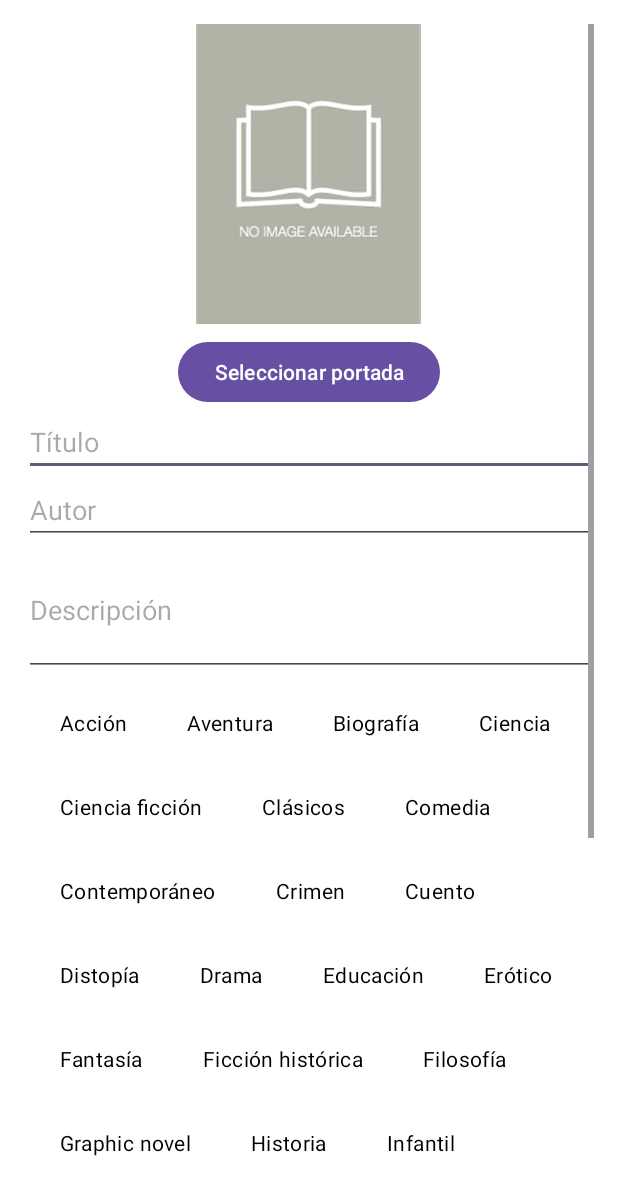
After one commit to sandra-glez/Bookhub, an Android app: the AddBookActivity screen opened directly, with no data from a screen before it, on a phone screen of 412 x 824 dp. The commit adds this screen. Shown: the top 1195 px of the screen. Run offline under Robolectric (Android 15) with nearby library versions, the phone set to English and light mode, and no system bars; our stand-ins replace Firebase (no records; nobody signed in at launch, a user with empty details on screens opened directly).

Commit message:
función de añadir libros

```diff
--- a/app/build.gradle.kts
+++ b/app/build.gradle.kts
@@ -50,7 +50,7 @@ dependencies {
     implementation(platform("com.google.firebase:firebase-bom:33.7.0"))
     implementation("com.google.firebase:firebase-analytics")
     implementation("com.google.firebase:firebase-auth")
-    implementation ("com.google.android.material:material:1.9.0")
+    implementation ("com.google.android.material:material:1.12.0")
     implementation ("com.google.firebase:firebase-auth:21.0.1")
     implementation ("com.google.firebase:firebase-firestore:24.9.1")
     implementation ("com.google.android.gms:play-services-auth:20.5.0")
--- a/app/src/main/AndroidManifest.xml
+++ b/app/src/main/AndroidManifest.xml
@@ -1,6 +1,7 @@
 <?xml version="1.0" encoding="utf-8"?>
 <manifest xmlns:android="http://schemas.android.com/apk/res/android"
     xmlns:tools="http://schemas.android.com/tools">
+    <uses-permission android:name="android.permission.READ_EXTERNAL_STORAGE"/>
 
     <application
         android:allowBackup="true"
@@ -12,6 +13,9 @@
         android:supportsRtl="true"
         android:theme="@style/Theme.Material3.Light.NoActionBar"
         tools:targetApi="31">
+        <activity
+            android:name=".AddBookActivity"
+            android:exported="false" />
         <activity
             android:name=".MessagesActivity"
             android:exported="false" />
--- /dev/null
+++ b/app/src/main/java/com/sandraygonzalo/bookhub/AddBookActivity.java
@@ -0,0 +1,191 @@
+package com.sandraygonzalo.bookhub;
+
+import android.content.Intent;
+import android.net.Uri;
+import android.os.Bundle;
+import android.view.LayoutInflater;
+import android.widget.Button;
+import android.widget.EditText;
+import android.widget.ImageView;
+import android.widget.Toast;
+
+import androidx.activity.EdgeToEdge;
+import androidx.appcompat.app.AppCompatActivity;
+import androidx.core.graphics.Insets;
+import androidx.core.view.ViewCompat;
+import androidx.core.view.WindowInsetsCompat;
+
+import com.google.android.material.chip.Chip;
+import com.google.android.material.chip.ChipGroup;
+import com.google.firebase.auth.FirebaseAuth;
+import com.google.firebase.firestore.FieldValue;
+import com.google.firebase.firestore.FirebaseFirestore;
+import com.google.firebase.storage.FirebaseStorage;
+import com.google.firebase.storage.StorageReference;
+
+import java.util.ArrayList;
+import java.util.HashMap;
+import java.util.List;
+import java.util.Map;
+import java.util.UUID;
+
+public class AddBookActivity extends AppCompatActivity {
+
+    private static final int PICK_IMAGE_REQUEST = 1;
+
+    private ImageView bookCoverImage;
+    private Uri imageUri;
+
+    private FirebaseStorage storage;
+    private FirebaseFirestore db;
+    private FirebaseAuth auth;
+
+    private EditText titleEditText, authorEditText, descriptionEditText, conditionEditText;
+    private Button saveBookButton, selectImageButton;
+
+    private ChipGroup chipGroupGenres;
+    private List<String> selectedGenres = new ArrayList<>();
+
+    private String[] genres = {
+            "Acción", "Aventura", "Biografía", "Ciencia", "Ciencia ficción",
+            "Clásicos", "Comedia", "Contemporáneo", "Crimen", "Cuento",
+            "Distopía", "Drama", "Educación", "Erótico", "Fantasía",
+            "Ficción histórica", "Filosofía", "Graphic novel", "Historia", "Infantil",
+            "Juvenil", "Misterio", "Paranormal", "Poesía", "Realismo mágico",
+            "Romance", "Suspense", "Terror", "Thriller", "Otros"
+    };
+    private ChipGroup chipGroupCondition;
+    private String[] bookConditions = {
+            "Como nuevo", "Muy buen estado", "Buen estado", "Usado pero decente", "Tocado pero usable"
+    };
+    private String selectedCondition = "";
+
+
+    @Override
+    protected void onCreate(Bundle savedInstanceState) {
+        super.onCreate(savedInstanceState);
+        setContentView(R.layout.activity_add_book);
+
+        bookCoverImage = findViewById(R.id.bookCoverImage);
+        selectImageButton = findViewById(R.id.selectImageButton);
+        titleEditText = findViewById(R.id.titleEditText);
+        authorEditText = findViewById(R.id.authorEditText);
+        descriptionEditText = findViewById(R.id.descriptionEditText);
+        saveBookButton = findViewById(R.id.saveBookButton);
+        chipGroupGenres = findViewById(R.id.chipGroupGenres);
+        chipGroupCondition = findViewById(R.id.chipGroupCondition);
+        setupConditionChips();
+
+
+        storage = FirebaseStorage.getInstance();
+        db = FirebaseFirestore.getInstance();
+        auth = FirebaseAuth.getInstance();
+
+        setupGenreChips();
+
+        selectImageButton.setOnClickListener(v -> openFileChooser());
+
+        saveBookButton.setOnClickListener(v -> {
+            if (imageUri == null) {
+                Toast.makeText(this, "Selecciona una imagen de portada", Toast.LENGTH_SHORT).show();
+            } else if (selectedGenres.isEmpty()) {
+                Toast.makeText(this, "Selecciona al menos un género", Toast.LENGTH_SHORT).show();
+            } else {
+                uploadImageAndSaveBook();
+            }
+        });
+    }
+
+    private void setupConditionChips() {
+        LayoutInflater inflater = LayoutInflater.from(this);
+
+        for (String condition : bookConditions) {
+            Chip chip = (Chip) inflater.inflate(R.layout.item_chip_choice, chipGroupCondition, false);
+            chip.setText(condition);
+
+            chip.setOnCheckedChangeListener((compoundButton, isChecked) -> {
+                if (isChecked) {
+                    selectedCondition = condition;
+                }
+            });
+
+            chipGroupCondition.addView(chip);
+        }
+    }
+
+
+    private void setupGenreChips() {
+        LayoutInflater inflater = LayoutInflater.from(this);
+        for (String genre : genres) {
+            Chip chip = (Chip) inflater.inflate(R.layout.item_chip_choice, chipGroupGenres, false);
+            chip.setText(genre);
+            chip.setOnCheckedChangeListener((compoundButton, isChecked) -> {
+                if (isChecked) {
+                    if (selectedGenres.size() >= 4) {
+                        chip.setChecked(false);
+                        Toast.makeText(this, "Solo puedes seleccionar hasta 4 géneros", Toast.LENGTH_SHORT).show();
+                    } else {
+                        selectedGenres.add(genre);
+                    }
+                } else {
+                    selectedGenres.remove(genre);
+                }
+            });
+            chipGroupGenres.addView(chip);
+        }
+    }
+
+    private void openFileChooser() {
+        Intent intent = new Intent(Intent.ACTION_GET_CONTENT);
+        intent.setType("image/*");
+        startActivityForResult(intent, PICK_IMAGE_REQUEST);
+    }
+
+    @Override
+    protected void onActivityResult(int requestCode, int resultCode, Intent data) {
+        super.onActivityResult(requestCode, resultCode, data);
+        if (requestCode == PICK_IMAGE_REQUEST && resultCode == RESULT_OK && data != null && data.getData() != null) {
+            imageUri = data.getData();
+            bookCoverImage.setImageURI(imageUri);
+        }
+    }
+
+    private void uploadImageAndSaveBook() {
+        String fileName = UUID.randomUUID().toString();
+        StorageReference fileRef = storage.getReference("book_covers").child(fileName);
+
+        fileRef.putFile(imageUri)
+                .addOnSuccessListener(taskSnapshot -> fileRef.getDownloadUrl().addOnSuccessListener(uri -> {
+                    saveBookToFirestore(uri.toString());
+                }))
+                .addOnFailureListener(e -> Toast.makeText(this, "Error al subir imagen", Toast.LENGTH_SHORT).show());
+    }
+
+    private void saveBookToFirestore(String imageUrl) {
+        String uid = auth.getCurrentUser().getUid();
+
+        String title = titleEditText.getText().toString().trim();
+        String author = authorEditText.getText().toString().trim();
+        String description = descriptionEditText.getText().toString().trim();
+        String condition = conditionEditText.getText().toString().trim();
+
+        Map<String, Object> bookData = new HashMap<>();
+        bookData.put("title", title);
+        bookData.put("author", author);
+        bookData.put("description", description);
+        bookData.put("condition", condition);
+        bookData.put("genres", selectedGenres); // ahora usamos selectedGenres directamente
+        bookData.put("coverImage", imageUrl);
+        bookData.put("ownerId", uid);
+        bookData.put("available", true);
+        bookData.put("createdAt", FieldValue.serverTimestamp());
+
+        db.collection("userBooks")
+                .add(bookData)
+                .addOnSuccessListener(documentReference -> {
+                    Toast.makeText(this, "Libro guardado", Toast.LENGTH_SHORT).show();
+                    finish();
+                })
+                .addOnFailureListener(e -> Toast.makeText(this, "Error al guardar", Toast.LENGTH_SHORT).show());
+    }
+}
--- /dev/null
+++ b/app/src/main/res/color/chip_background_selector.xml
@@ -0,0 +1,5 @@
+<?xml version="1.0" encoding="utf-8"?>
+<selector xmlns:android="http://schemas.android.com/apk/res/android">
+    <item android:state_checked="true" android:color="@color/verde"/>
+    <item android:color="@android:color/white"/>
+</selector>
--- /dev/null
+++ b/app/src/main/res/color/chip_text_selector.xml
@@ -0,0 +1,5 @@
+<?xml version="1.0" encoding="utf-8"?>
+<selector xmlns:android="http://schemas.android.com/apk/res/android">
+    <item android:state_checked="true" android:color="@android:color/white"/>
+    <item android:color="@android:color/black"/>
+</selector>
--- /dev/null
+++ b/app/src/main/res/layout/activity_add_book.xml
@@ -0,0 +1,77 @@
+<?xml version="1.0" encoding="utf-8"?>
+<ScrollView xmlns:android="http://schemas.android.com/apk/res/android"
+    android:layout_width="match_parent"
+    android:layout_height="match_parent"
+    xmlns:app="http://schemas.android.com/apk/res-auto"
+    android:padding="16dp"
+    android:background="@color/white">
+
+    <LinearLayout
+        android:orientation="vertical"
+        android:layout_width="match_parent"
+        android:layout_height="wrap_content">
+
+        <!-- Portada -->
+        <ImageView
+            android:id="@+id/bookCoverImage"
+            android:layout_width="150dp"
+            android:layout_height="200dp"
+            android:layout_gravity="center"
+            android:scaleType="centerCrop"
+            android:src="@drawable/placeholder"
+            android:background="@drawable/circle_background"
+            android:contentDescription="Portada del libro" />
+
+        <Button
+            android:id="@+id/selectImageButton"
+            android:text="Seleccionar portada"
+            android:layout_marginTop="8dp"
+            android:layout_gravity="center"
+            android:layout_width="wrap_content"
+            android:layout_height="wrap_content" />
+
+        <EditText
+            android:id="@+id/titleEditText"
+            android:hint="Título"
+            android:layout_width="match_parent"
+            android:layout_height="wrap_content" />
+
+        <EditText
+            android:id="@+id/authorEditText"
+            android:hint="Autor"
+            android:layout_width="match_parent"
+            android:layout_height="wrap_content" />
+
+        <EditText
+            android:id="@+id/descriptionEditText"
+            android:hint="Descripción"
+            android:minLines="3"
+            android:layout_width="match_parent"
+            android:layout_height="wrap_content" />
+
+        <com.google.android.material.chip.ChipGroup
+            android:id="@+id/chipGroupGenres"
+            android:layout_width="match_parent"
+            android:layout_height="wrap_content"
+            android:padding="8dp"
+            app:singleLine="false"
+            app:selectionRequired="false"
+            app:singleSelection="false" />
+
+        <com.google.android.material.chip.ChipGroup
+            android:id="@+id/chipGroupCondition"
+            android:layout_width="match_parent"
+            android:layout_height="wrap_content"
+            android:padding="8dp"
+            app:singleSelection="true"
+            app:selectionRequired="true" />
+
+
+        <Button
+            android:id="@+id/saveBookButton"
+            android:text="Guardar libro"
+            android:layout_marginTop="16dp"
+            android:layout_width="match_parent"
+            android:layout_height="wrap_content" />
+    </LinearLayout>
+</ScrollView>
--- /dev/null
+++ b/app/src/main/res/layout/item_chip_choice.xml
@@ -0,0 +1,10 @@
+<?xml version="1.0" encoding="utf-8"?>
+<com.google.android.material.chip.Chip xmlns:android="http://schemas.android.com/apk/res/android"
+    xmlns:app="http://schemas.android.com/apk/res-auto"
+    style="@style/Widget.MaterialComponents.Chip.Choice"
+    android:layout_width="wrap_content"
+    android:layout_height="wrap_content"
+    android:layout_margin="4dp"
+    android:checkable="true"
+    app:chipBackgroundColor="@color/chip_background_selector"
+    android:textColor="@color/chip_text_selector" />
--- a/app/src/main/res/values/colors.xml
+++ b/app/src/main/res/values/colors.xml
@@ -11,5 +11,4 @@
     <color name="secondary_text">#888888</color>
     <color name="chip_background">#E0E0E0</color>
     <color name="chip_text">#000000</color>
-
 </resources>
```
Also changed, not shown: app/src/main/java/com/sandraygonzalo/bookhub/ProfileActivity.java (+58 -0 lines), app/src/main/java/com/sandraygonzalo/bookhub/SettingsActivity.java (+80 -9 lines), app/src/main/java/com/sandraygonzalo/bookhub/UserBook.java (+15 -17 lines), app/src/main/java/com/sandraygonzalo/bookhub/UserBooksAdapter.java (added, +62 -0 lines), app/src/main/res/layout/item_user_book.xml (added, +42 -0 lines), app/src/main/res/drawable/placeholder.jpg (added).
